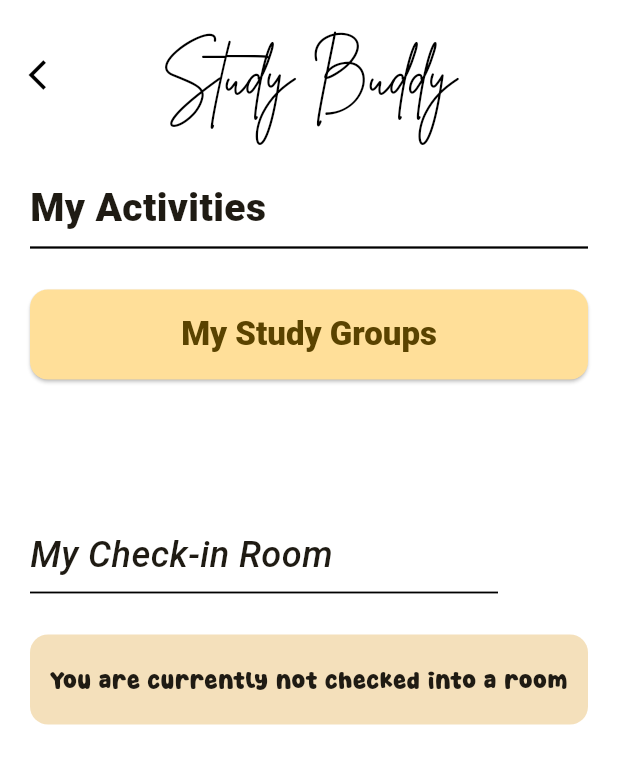
After one commit to youpeevedbro/study-buddy-app, a Flutter app: the MyActivitiesPage screen opened by its route, after a tap on "Check-out", on a phone screen of 412 x 824 dp. The commit adds this screen. Shown: the top 764 px of the screen. Run offline on Flutter 3.47's test engine with Material 3 defaults, Android fonts, the phone set to English and light mode, and no system bars; our stand-ins replace flutter_secure_storage, package_info_plus; missing offline and left inert: auth0_flutter; accounts and stored records are empty.

Commit message:
My Activities page

```diff
--- a/lib/main.dart
+++ b/lib/main.dart
@@ -2,6 +2,7 @@ import 'package:flutter/material.dart';
 import 'screens/landing.dart';
 import 'screens/dashboard.dart';
 import 'screens/profile.dart';
+import 'screens/activities.dart';
 
 void main() {
   WidgetsFlutterBinding.ensureInitialized();
@@ -28,6 +29,7 @@ class StudyBuddyApp extends StatelessWidget {
         '/landing'   : (_) => const LandingPage(),
         '/dashboard' : (_) => const Dashboard(),
         '/profile'   : (_) => const UserProfilePage(),
+        '/activities' : (_) => const MyActivitiesPage(),
       },
     );
   }
--- /dev/null
+++ b/lib/screens/activities.dart
@@ -0,0 +1,139 @@
+import 'package:flutter/material.dart';
+
+class MyActivitiesPage extends StatefulWidget {
+  const MyActivitiesPage({super.key});
+
+  @override
+  State<MyActivitiesPage> createState() => _MyActivitiesPageState();
+}
+
+class _MyActivitiesPageState extends State<MyActivitiesPage> {
+  bool _userCheckedIn = true;
+
+  void _checkOutRoom() {
+    setState(() {
+      _userCheckedIn = false;
+      //check user out of room
+    });
+  }
+
+  @override
+  Widget build(BuildContext context) {
+    final theme = Theme.of(context);
+
+    return Scaffold(
+      appBar: AppBar(
+        leading: IconButton(
+          icon: Transform.translate(
+            offset: const Offset(3.0, 0),
+            child: const Icon(Icons.arrow_back_ios, color: Colors.black),
+          ),
+          onPressed: () => Navigator.pop(context), // back to Dashboard
+        ),
+        toolbarHeight: 100,
+        title: const Text("Study Buddy"),
+        centerTitle: true,
+        backgroundColor: theme.scaffoldBackgroundColor,
+        foregroundColor: Colors.black,
+        titleTextStyle: const TextStyle(
+          fontFamily: 'BrittanySignature',
+          fontSize: 40,
+          fontWeight: FontWeight.w500,
+          color: Colors.black,
+        ),
+      ),
+      body: SafeArea(
+        child: Container(
+          margin: EdgeInsets.all(20),
+          child: Column(
+            crossAxisAlignment: CrossAxisAlignment.stretch,
+            children: [
+              Text(
+                "My Activities",
+                style: TextStyle(
+                  fontSize: 26.0,
+                  fontWeight: FontWeight.w900,
+                )
+              ),
+              const Divider(
+                thickness: 1.5,
+                color: Colors.black,
+              ),
+              SizedBox(height: 20),
+              ElevatedButton(
+                onPressed: () {},
+                style: ElevatedButton.styleFrom(
+                  backgroundColor: theme.colorScheme.primaryContainer,
+                  foregroundColor: theme.colorScheme.onPrimaryContainer,
+                  fixedSize: const Size.fromHeight(60),
+                  textStyle: const TextStyle(
+                    fontSize: 22,
+                    fontWeight: FontWeight.w800,
+                  ),
+                  shape: RoundedRectangleBorder(
+                    borderRadius: BorderRadiusGeometry.circular(12)
+                  )
+                ),
+                child: const Text('My Study Groups'),
+              ),
+              SizedBox(height: 100),
+              Text(
+                "My Check-in Room",
+                style: TextStyle(
+                  fontSize: 24.0,
+                  fontWeight: FontWeight.w500,
+                  fontStyle: FontStyle.italic,
+                )
+              ),
+              const Divider(
+                thickness: 1.2,
+                color: Colors.black,
+                endIndent: 60,
+              ),
+              SizedBox(height: 20),
+              Container(
+                height: 60,
+                decoration: BoxDecoration(
+                  color: theme.colorScheme.secondaryContainer,
+                  borderRadius: BorderRadius.circular(12),
+                ),
+                child: _userCheckedIn? Row( children: [
+                  SizedBox(width: 15),
+                  Text(
+                    'Room Number',
+                    style: TextStyle(
+                      fontSize: 18,
+                      fontWeight: FontWeight.bold
+                    )
+                  ),
+                  const Spacer(),
+                  ElevatedButton(
+                    onPressed: _checkOutRoom,
+                    style: ElevatedButton.styleFrom(
+                      textStyle: const TextStyle(
+                        fontSize: 18,
+                        fontFamily: "SuperLobster"
+                      ),
+                    ),
+                    child: const Text("Check-out"),
+                  ),
+                  SizedBox(width: 10)
+                  ]
+                )
+                : Center(
+                    child: Text(
+                      "You are currently not checked into a room",
+                      style: TextStyle(
+                        fontSize: 18,
+                        fontFamily: 'SuperLobster'
+                      )
+                    )
+                  )
+              )
+            ],
+          )
+        )
+      )
+    );
+  }
+}
--- a/lib/screens/dashboard.dart
+++ b/lib/screens/dashboard.dart
@@ -81,7 +81,9 @@ class _DashboardState extends State<Dashboard> {
                   const SizedBox(width: 30),
                   SquareButton(
                     text: "My\nActivities",
-                    onPressed: () {},
+                    onPressed: () {
+                      Navigator.pushNamed(context, '/activities'); // <-- go to My Activities
+                    },
                     backgroundColor: const Color(0xFFffd6af),
                   ),
                 ],
```
